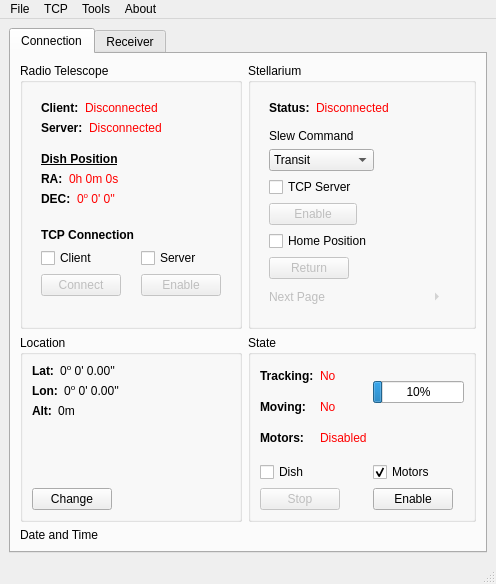
The window that UI_Files/RadioTelescope.ui (AmateurRadioTelescopeSystem/RadioTelescope_Controller) describes before a commit, drawn with Qt 5.
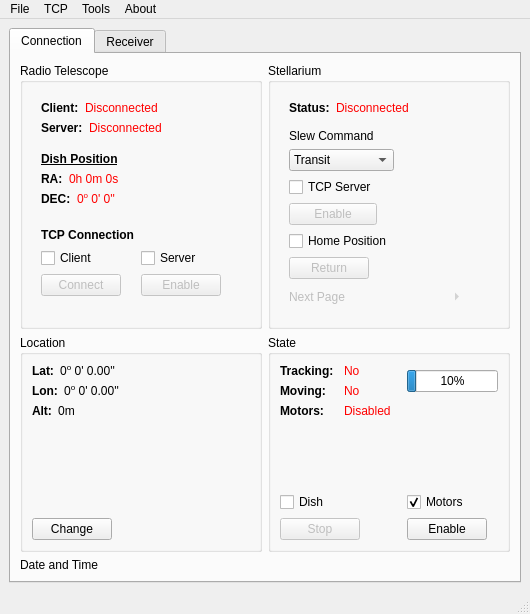
The same window after the commit.

Commit message: Fix GUI signals and add specific exceptions

```diff
--- a/UI_Files/RadioTelescope.ui
+++ b/UI_Files/RadioTelescope.ui
@@ -3,6 +3,14 @@
  <author>Dimitrios Stoupis</author>
  <class>RadioTelescopeControl</class>
  <widget class="QMainWindow" name="RadioTelescopeControl">
+  <property name="geometry">
+   <rect>
+    <x>0</x>
+    <y>0</y>
+    <width>530</width>
+    <height>614</height>
+   </rect>
+  </property>
   <property name="windowTitle">
    <string>Radio Telescope Control</string>
   </property>
@@ -166,7 +174,7 @@
               <enum>Qt::Vertical</enum>
              </property>
              <property name="sizeType">
-              <enum>QSizePolicy::Minimum</enum>
+              <enum>QSizePolicy::Expanding</enum>
              </property>
              <property name="sizeHint" stdset="0">
               <size>
```
Left out of the diff: 12 changed lines with no effect on the pictures. The commit also changes 2 other files.
